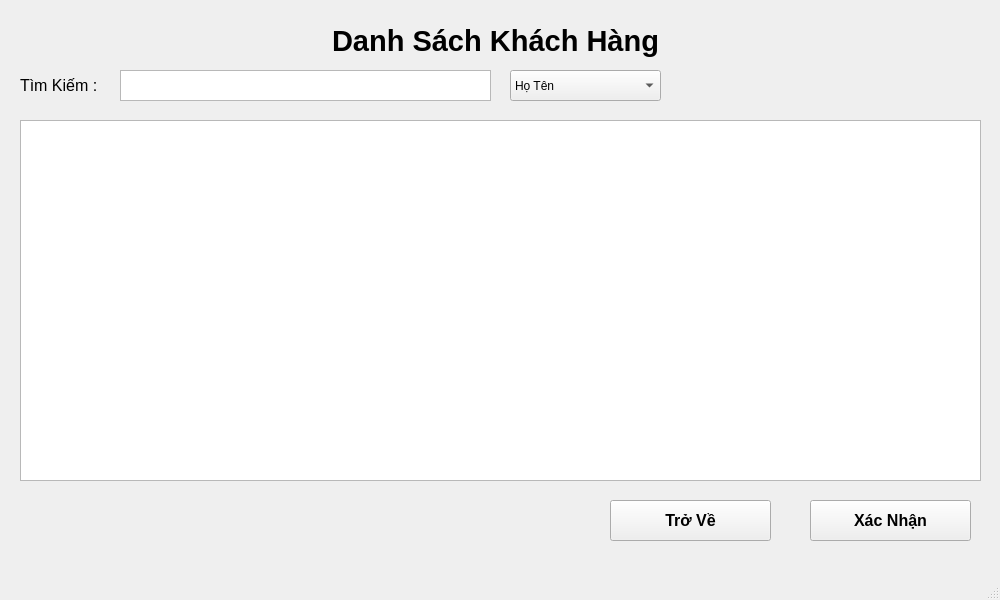
MinhVi2004/WaterManagement, file GUI/UI/chonKhachHangUI.ui: the form before one commit.
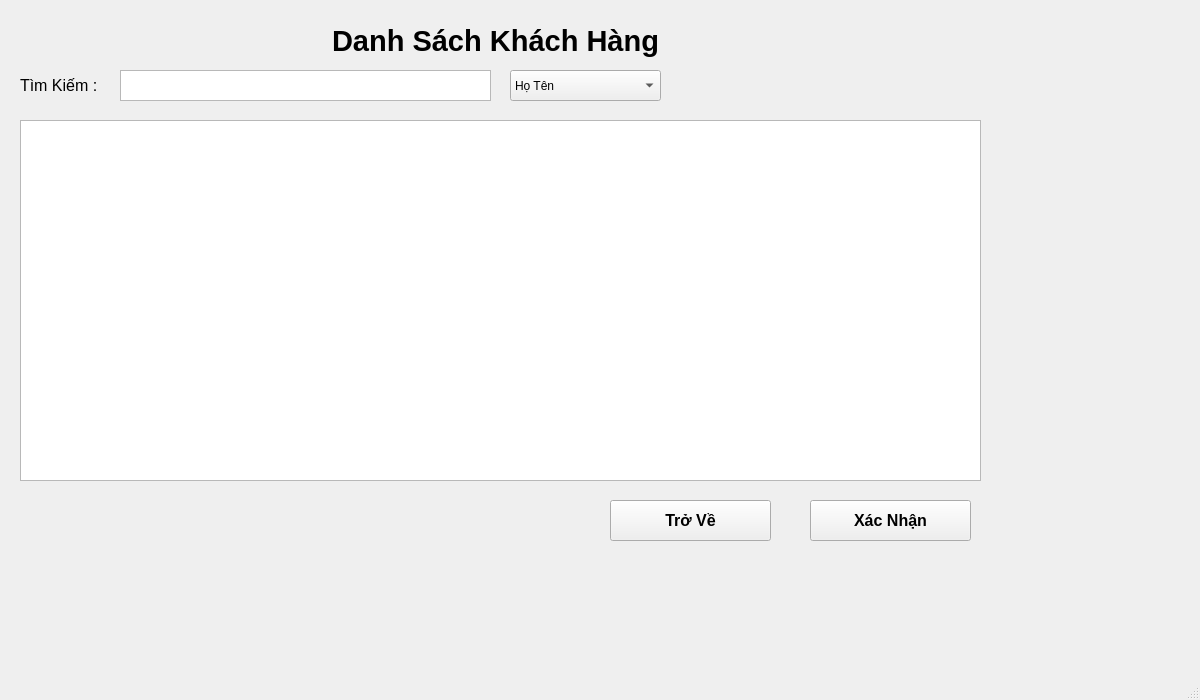
The form after the commit.

What changed in the file:
```diff
--- a/GUI/UI/chonKhachHangUI.ui
+++ b/GUI/UI/chonKhachHangUI.ui
@@ -6,8 +6,8 @@
    <rect>
     <x>0</x>
     <y>0</y>
-    <width>1000</width>
-    <height>600</height>
+    <width>1200</width>
+    <height>700</height>
    </rect>
   </property>
   <property name="windowTitle">
```
